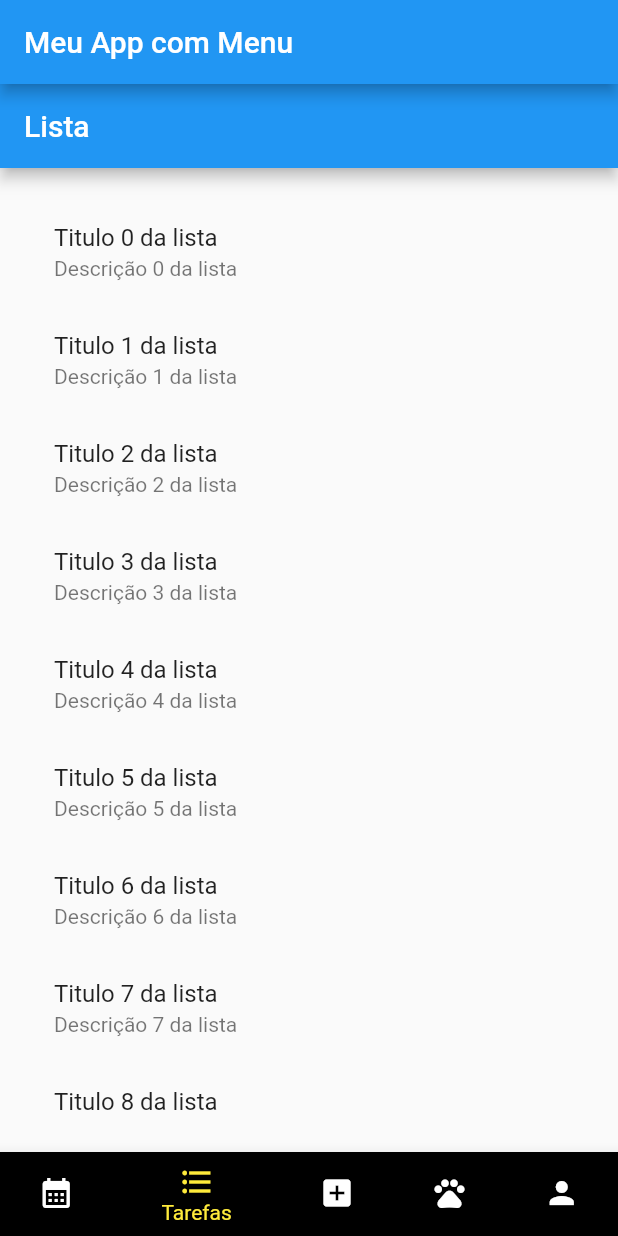
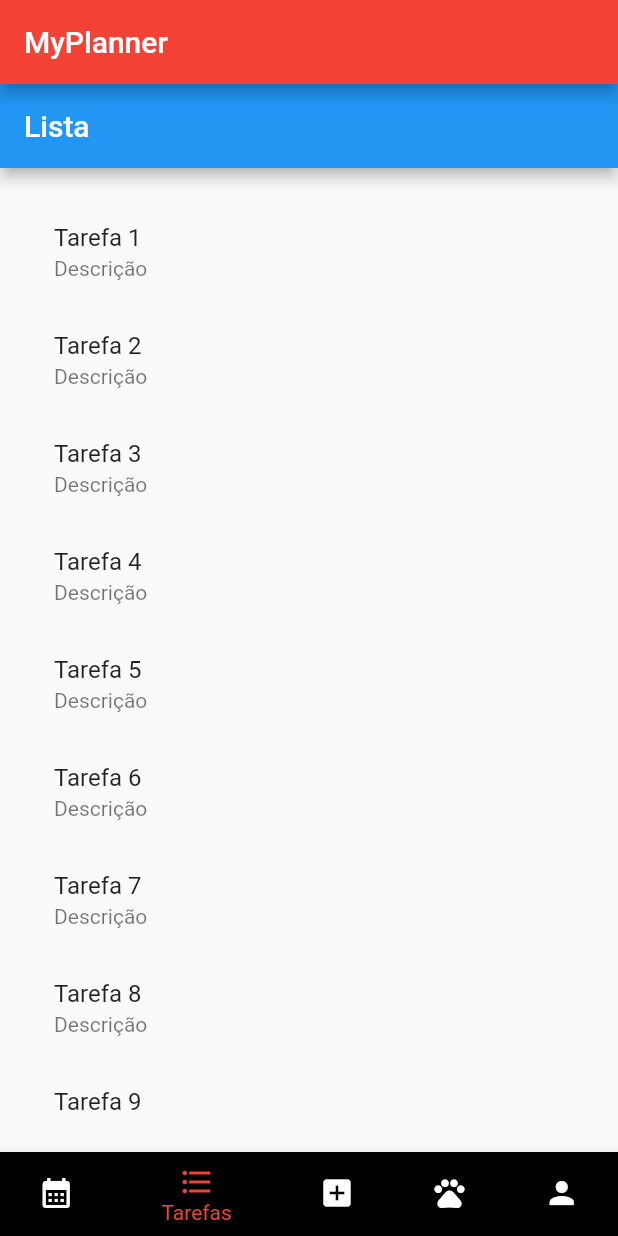
Before and after one commit to SauloMFreitas/LDDM-Projeto, a Flutter app: the screen it shows after launch, item 2 of the bottom bar chosen, on a phone screen of 412 x 824 dp. Run offline on Flutter 3.47's test engine with Material 2 defaults, Android fonts, the phone set to English and light mode, and no system bars; our stand-ins replace percent_indicator, table_calendar.

Commit message:
update Pet

```diff
--- a/Myplanner/lib/AddTarefa.dart
+++ b/Myplanner/lib/AddTarefa.dart
@@ -3,9 +3,6 @@ import 'package:intl/intl.dart';
 import 'SegundaTela.dart';
 
 class AddTarefa extends StatefulWidget {
-  final String texto;
-  AddTarefa(this.texto);
-
   @override
   _AddTarefaState createState() => _AddTarefaState();
 }
--- a/Myplanner/lib/Calendario.dart
+++ b/Myplanner/lib/Calendario.dart
@@ -2,9 +2,6 @@ import 'package:flutter/material.dart';
 import 'package:table_calendar/table_calendar.dart';
 
 class Calendario extends StatelessWidget {
-  final String texto;
-
-  Calendario(this.texto);
 
   @override
   Widget build(BuildContext context) {
--- a/Myplanner/lib/Lista.dart
+++ b/Myplanner/lib/Lista.dart
@@ -1,17 +1,27 @@
 import 'package:flutter/material.dart';
 
-class Lista extends StatelessWidget {
+class Lista extends StatefulWidget {
+  @override
+  _ListaState createState() => _ListaState();
+}
 
-  List _itens = [];
+class _ListaState extends State<Lista> {
+  List<Map<String, dynamic>> _itens = [];
 
-  void _carregarItens(){
-    _itens = [];
-    for(int i=0; i<=10; i++){
+  void _carregarItens() {
+    for (int i = 1; i <= 10; i++) {
       Map<String, dynamic> item = Map();
-      item["titulo"] = "Titulo ${i} da lista";
-      item["descricao"]="Descrição ${i} da lista";
+      item["titulo"] = "Tarefa ${i}";
+      item["descricao"] = "Descrição";
       _itens.add(item);
     }
+  }
+
+  void _excluirItem(int indice) {
+    print('Item excluído = ' + _itens[indice]["titulo"]);
+    setState(() {
+      _itens.removeAt(indice);
+    });
   }
 
   @override
@@ -26,52 +36,64 @@ class Lista extends StatelessWidget {
         child: ListView.builder(
           itemCount: _itens.length,
           itemBuilder: (context, indice) {
-              //print("item ${indice}");
-              //Map<String, dynamic> item =_itens[indice];
-              //print("item ${_itens[indice]["titulo"]}");
-              return ListTile(
-                onTap: (){
-                  //print("Clique com onTap ${indice}");
+            return Dismissible(
+              key: UniqueKey(),
+              onDismissed: (direction) {
+                _excluirItem(indice);
+              },
+              background: Container(
+                color: Colors.red,
+                child: Align(
+                  alignment: Alignment.centerRight,
+                  child: Padding(
+                    padding: EdgeInsets.only(right: 20.0),
+                    child: Icon(
+                      Icons.delete,
+                      color: Colors.white,
+                    ),
+                  ),
+                ),
+              ),
+              child: ListTile(
+                onTap: () {
                   showDialog(
                     context: context,
-                      builder: (context){
+                    builder: (context) {
                       return AlertDialog(
                         title: Text(_itens[indice]["titulo"]),
                         titleTextStyle: TextStyle(
                           fontSize: 20,
-                            color: Colors.red,
-                            backgroundColor: Colors.yellow,
+                          color: Colors.black,
                         ),
                         content: Text(_itens[indice]["descricao"]),
-                          actions: <Widget>[ //definir widgets
+                        actions: <Widget>[
                           TextButton(
-                                onPressed: (){
-                                  _itens.remove(indice);
-                                  print(_itens[indice]["titulo"] + " excluido");
+                            onPressed: () {
+                              _excluirItem(indice);
                               Navigator.pop(context);
-
                             },
-                                child: Text("excluir")
+                            child: Text("Excluir"),
                           ),
                           TextButton(
-                                onPressed: (){
-                                  print("Alterar "+_itens[indice]["titulo"]+"selecionado");
+                            onPressed: () {
+                              print("Alterar " + _itens[indice]["titulo"] + " selecionado");
                               Navigator.pop(context);
                             },
-                                child: Text("alterar Item")
+                            child: Text("Editar"),
                           ),
                         ],
                       );
-                      }
+                    },
                   );
                 },
-                onLongPress: (){
-                  //print("Clique com onLongPress ${indice}");
+                onLongPress: () {
+                  print("Clique com onLongPress ${indice}");
                 },
                 title: Text(_itens[indice]["titulo"]),
                 subtitle: Text(_itens[indice]["descricao"]),
+              ),
             );
-            }
+          },
         ),
       ),
     );
--- a/Myplanner/lib/Perfil.dart
+++ b/Myplanner/lib/Perfil.dart
@@ -1,15 +1,14 @@
 import 'package:flutter/material.dart';
 
 class Perfil extends StatelessWidget {
-  final String texto;
 
-  Perfil(this.texto);
+  Perfil();
 
   @override
   Widget build(BuildContext context) {
     return Container(
       child: Center(
-        child: Text(texto),
+        child: Text("Perfil"),
       ),
     );
   }
--- a/Myplanner/lib/main.dart
+++ b/Myplanner/lib/main.dart
@@ -19,13 +19,13 @@ class Inicio extends StatefulWidget {
 }
 
 class _InicioState extends State<Inicio> {
-  int _indiceAtual = 2;
+  int _indiceAtual = 3;
   final List<Widget> _telas = [
-    Calendario("Calendario"),
+    Calendario(),
     Lista(),
-    AddTarefa("Criar Tarefa"),
-    Pet("Meu Pet"),
-    Perfil("Meu Perfil")
+    AddTarefa(),
+    Pet(),
+    Perfil()
   ];
 
   void onTabTapped(int index) {
@@ -38,13 +38,14 @@ class _InicioState extends State<Inicio> {
   Widget build(BuildContext context) {
     return Scaffold(
       appBar: AppBar(
-        title: Text("Meu App com Menu"),
+        title: Text("MyPlanner"),
+        backgroundColor: Colors.red,
       ),
       body: _telas[_indiceAtual],
       bottomNavigationBar: BottomNavigationBar(
         currentIndex: _indiceAtual,
         unselectedItemColor: Colors.white,
-        selectedItemColor: Colors.yellow,
+        selectedItemColor: Colors.red,
         onTap: onTabTapped,
         items: [
           BottomNavigationBarItem(icon: Icon(Icons.calendar_month), label: "Calendário",backgroundColor: Colors.black),
--- a/Myplanner/pubspec.yaml
+++ b/Myplanner/pubspec.yaml
@@ -40,6 +40,7 @@ dependencies:
   # Use with the CupertinoIcons class for iOS style icons.
   cupertino_icons: ^1.0.2
   table_calendar: ^3.0.9
+  percent_indicator: ^4.2.3
 
 dev_dependencies:
   flutter_test:
```
Also changed, not shown: Myplanner/lib/MyClasses.dart (added, +23 -0 lines), Myplanner/lib/Pet.dart (+35 -6 lines), Myplanner/pubspec.lock. Lines whose indentation alone changed are shown as unchanged.
